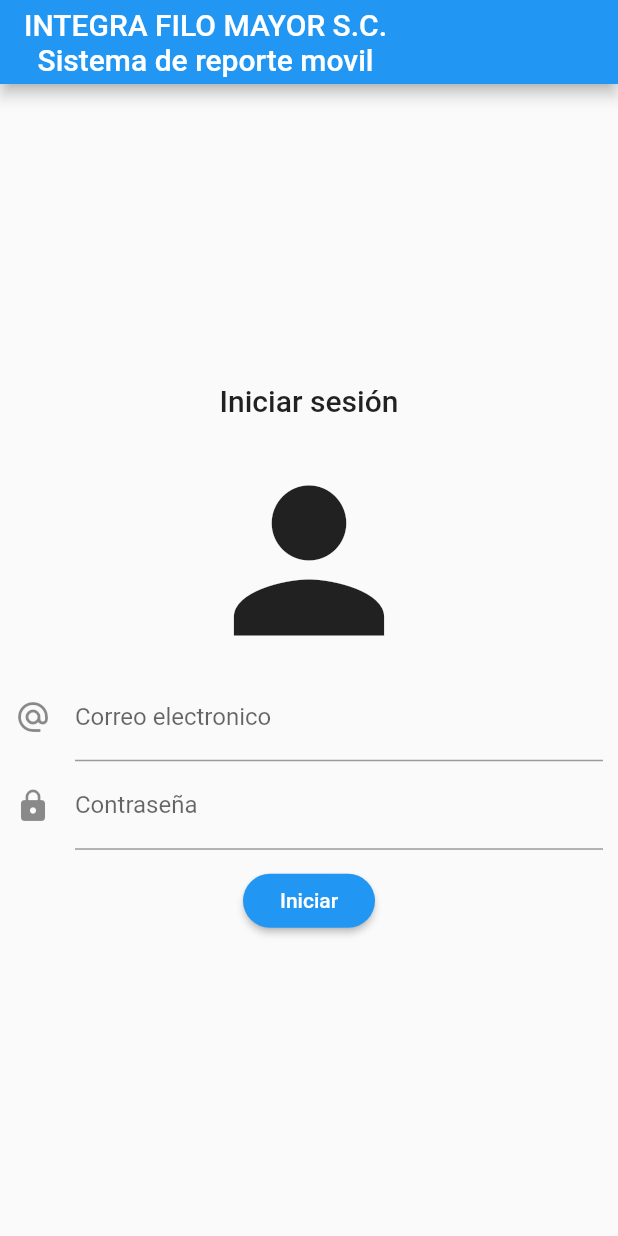
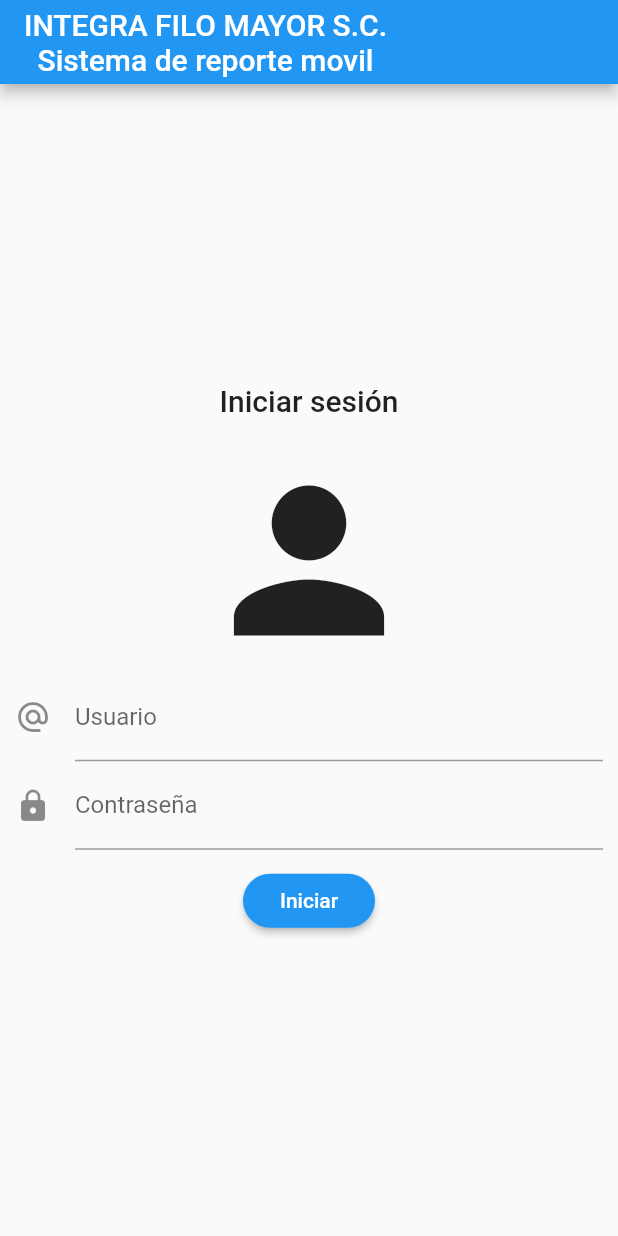
Before and after one commit to EvyiLdaRkmaN/angel_movil, a Flutter app: the screen it shows after launch, on a phone screen of 412 x 824 dp. Run offline on Flutter 3.47's test engine with Material 2 defaults, Android fonts, the phone set to English and light mode, and no system bars; our stand-ins replace shared_preferences; missing offline and left inert: flutter_web_browser.

```diff
--- a/lib/main.dart
+++ b/lib/main.dart
@@ -1,6 +1,7 @@
 import 'package:angel_proyect/src/pages/home_page.dart';
 import 'package:angel_proyect/src/pages/sector_page.dart';
 import 'package:angel_proyect/src/pages/setReport_page.dart';
+import 'package:angel_proyect/src/utils/api_utils.dart';
 import 'package:flutter/material.dart';
 
 void main() => runApp(MyApp());
@@ -37,7 +38,7 @@ class Inicio extends StatefulWidget {
 }
 
 class _InicioState extends State<Inicio> {
-  final _emailController = TextEditingController();
+  final _userController = TextEditingController();
   final _passController = TextEditingController();
   final _key = GlobalKey<ScaffoldState>();
 
@@ -71,7 +72,7 @@ class _InicioState extends State<Inicio> {
                     Icons.person,
                     size: 150,
                   ),
-                  inputEmail(),
+                  inputUser(),
                   inputPassword(),
                   SizedBox(height: 10.0,),
                   RaisedButton(
@@ -91,13 +92,13 @@ class _InicioState extends State<Inicio> {
     );
   }
 
-  Widget inputEmail(){
+  Widget inputUser(){
     return TextFormField(
-      controller: _emailController,
+      controller: _userController,
       decoration: InputDecoration(
         icon: Icon(Icons.alternate_email),
-        hintText: 'email@example.com',
-        labelText: 'Correo electronico'
+        hintText: 'nombre de usuario',
+        labelText: 'Usuario'
 
       ),
       keyboardType: TextInputType.emailAddress,
@@ -116,26 +117,25 @@ class _InicioState extends State<Inicio> {
   }
 
   void _iniciar() async{
-    final email = _emailController.text;
+    final user = _userController.text;
     final password = _passController.text;
 
     String messaje = '';
     bool response =false;
 
-    /* if ( email.isEmpty || password.isEmpty ) {
+    if ( user.isEmpty || password.isEmpty ) {
       messaje = 'Ingrese todos los datos';
     } else {
-      // final l = sesion.Login(email: email,password: password);
-      // response = await Api().login(l);
+      response = await Api().login(user,password);
       messaje = response
           ?''
           : 'No se pudo iniciar sesión, revice sus datos';
-    } */
+    }
 
-    // final snackbar = SnackBar(content: Text(messaje),);
-    Navigator.pushReplacementNamed(context, 'homePage');
-    // response
-    //   ? Navigator.pushReplacementNamed(context, 'homePage')
-    //   : _key.currentState.showSnackBar(snackbar);
+    final snackbar = SnackBar(content: Text(messaje),);
+
+    response
+      ? Navigator.pushReplacementNamed(context, 'homePage')
+      : _key.currentState.showSnackBar(snackbar);
   }
 }
--- /dev/null
+++ b/lib/src/models/usuario_model.dart
@@ -0,0 +1,33 @@
+// To parse this JSON data, do
+//
+//     final usuario = usuarioFromJson(jsonString);
+
+import 'dart:convert';
+
+Usuario usuarioFromJson(String str) => Usuario.fromJson(json.decode(str));
+
+String usuarioToJson(Usuario data) => json.encode(data.toJson());
+
+class Usuario {
+    String id;
+    String nombreUsuario;
+    String usuarioContrasea;
+
+    Usuario({
+        this.id,
+        this.nombreUsuario,
+        this.usuarioContrasea,
+    });
+
+    factory Usuario.fromJson(Map<String, dynamic> json) => Usuario(
+        id: json["_id"],
+        nombreUsuario: json["nombreUsuario"],
+        usuarioContrasea: json["usuarioContraseña"],
+    );
+
+    Map<String, dynamic> toJson() => {
+        "_id": id,
+        "nombreUsuario": nombreUsuario,
+        "usuarioContraseña": usuarioContrasea,
+    };
+}
--- a/lib/src/pages/setReport_page.dart
+++ b/lib/src/pages/setReport_page.dart
@@ -1,6 +1,5 @@
 import 'package:flutter/material.dart';
 
-import 'package:flutter_web_browser/flutter_web_browser.dart';
 
 class SetReportPage extends StatefulWidget {
   @override
@@ -110,7 +109,7 @@ class _SetReportPageState extends State<SetReportPage> {
       icon: Icon(Icons.done,color: Color(colorBase),),
       iconSize: 50.0,
       onPressed: (){
-        FlutterWebBrowser.openWebPage(url: "https://flutter.io/", androidToolbarColor: Colors.deepPurple);
+
       },
     );
   }
--- /dev/null
+++ b/lib/src/utils/prefs_utils.dart
@@ -0,0 +1,35 @@
+import 'package:shared_preferences/shared_preferences.dart';
+
+class PrefsAp {
+
+  /// Permite crear una sola instancia de esta clase para lo cual
+  /// cuando un usuario realiza lo siguiente
+  /**
+   *     PrefsAp pref = new PrefsAp();
+   */
+  /// se manda a llamar esta linea.
+  static final PrefsAp _instancia = PrefsAp._internal();
+
+  factory PrefsAp(){
+    return _instancia;
+  }
+
+  PrefsAp._internal();
+
+  SharedPreferences _prefs;
+
+  initPrefs() async {
+    _prefs = await SharedPreferences.getInstance();
+  }
+
+  // GET y SET del genero
+  get user => _prefs.getString('user') ?? '';
+
+  set user (String value) =>_prefs.setString('user', value);
+
+  // GET y SET del photo
+
+  void cleanPrefs(){
+    _prefs.setString('user', '');
+  }
+}
```
Also changed, not shown: lib/src/models/reporte_model.dart (added, +37 -0 lines), lib/src/pages/home_page.dart (+7 -1 lines), lib/src/utils/api_utils.dart (+47 -0 lines).
